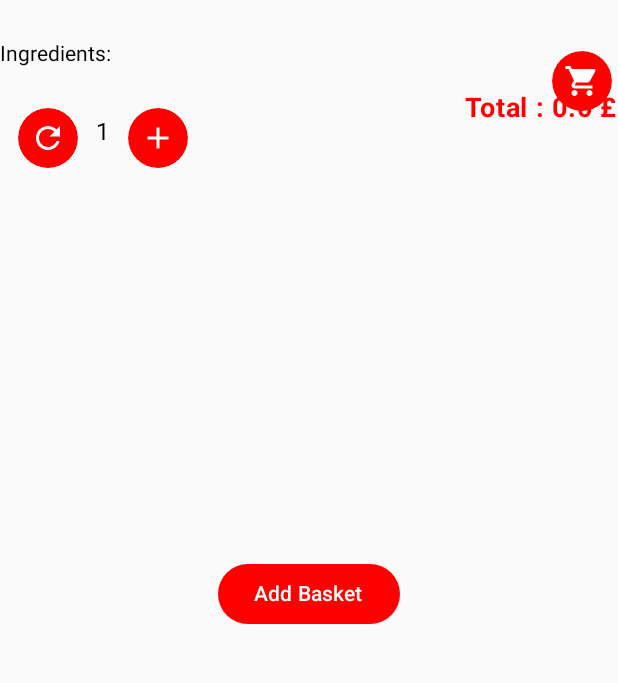
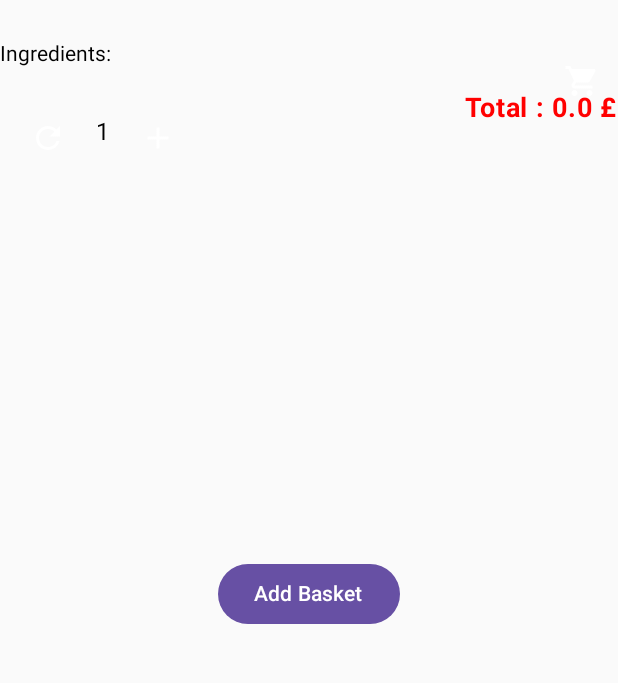
Before and after one commit to sony-level/Android-Restaurant, an Android app built with Jetpack Compose: the DetailActivity screen opened directly, with no data from a screen before it, on a phone screen of 412 x 824 dp, the part 144-827 px from its top. Run offline under Robolectric (Android 15) with nearby library versions, the phone set to English and light mode, and no system bars; network calls fail; pictures from the network do not load.

Commit message:
Fix : error cannot access <init> its is internal [package]

```diff
--- a/app/src/main/java/fr/isen/mbangolevelsonydilane/androiderestaurant/Basket/BasketActivity.kt
+++ b/app/src/main/java/fr/isen/mbangolevelsonydilane/androiderestaurant/Basket/BasketActivity.kt
@@ -98,7 +98,7 @@ class BasketActivity : ComponentActivity(){
                 Text(item.count.toString(),
                     Modifier.align(alignment = Alignment.CenterVertically))
                 Button(
-                    colors = ButtonColors(contentColor = Color.White, containerColor = Color.Red, disabledContainerColor = Color.Gray, disabledContentColor = Color.Gray),
+                    //colors = ButtonColors(contentColor = Color.White, containerColor = Color.Red, disabledContainerColor = Color.Gray, disabledContentColor = Color.Gray),
                     onClick = {
                         // delete item and redraw view
                         Basket.current(context).delete(item, context)
--- a/app/src/main/java/fr/isen/mbangolevelsonydilane/androiderestaurant/CategoryActivity.kt
+++ b/app/src/main/java/fr/isen/mbangolevelsonydilane/androiderestaurant/CategoryActivity.kt
@@ -184,8 +184,7 @@ fun dishRow(dish: Dish) {
             Spacer(modifier = Modifier.weight(1f))
         }
     }
-    // }
-    // }
+
 }
 
 
--- a/app/src/main/java/fr/isen/mbangolevelsonydilane/androiderestaurant/DetailActivity.kt
+++ b/app/src/main/java/fr/isen/mbangolevelsonydilane/androiderestaurant/DetailActivity.kt
@@ -89,7 +89,7 @@ class DetailActivity : ComponentActivity() {
                             val intent = Intent(context, BasketActivity::class.java)
                             context.startActivity(intent)
                         },
-                        colors = IconButtonColors( contentColor = Color.White,containerColor = Color.Red,disabledContainerColor = Color.Gray, disabledContentColor = Color.Gray)
+                       // colors = IconButtonColors( contentColor = Color.White,containerColor = Color.Red,disabledContainerColor = Color.Gray, disabledContentColor = Color.Gray)
                     ) {
                         Icon(
                             imageVector = Icons.Default.ShoppingCart, // Remplacez ici par l'icône du panier
@@ -170,7 +170,7 @@ class DetailActivity : ComponentActivity() {
                                 totalPrice = quantity * unitPrice}
                             },
                             modifier = Modifier.padding(8.dp),
-                            colors = IconButtonColors( contentColor = Color.White,containerColor = Color.Red,disabledContainerColor = Color.Gray, disabledContentColor = Color.Gray)
+                            //colors = IconButtonColors( contentColor = Color.White,containerColor = Color.Red,disabledContainerColor = Color.Gray, disabledContentColor = Color.Gray)
 
                         ) {
                             Icon(
@@ -184,6 +184,7 @@ class DetailActivity : ComponentActivity() {
                             modifier = Modifier.padding(top=16.dp),
                             style = MaterialTheme.typography.bodyLarge
                         )
+
                         // Bouton pour incrémenter la quantité
                         IconButton(
                             onClick = {
@@ -191,7 +192,8 @@ class DetailActivity : ComponentActivity() {
                                 count.value=quantity
                                 totalPrice = quantity * unitPrice},
                             modifier = Modifier.padding(8.dp),
-                            colors = IconButtonColors( contentColor = Color.White,containerColor = Color.Red,disabledContainerColor = Color.Gray, disabledContentColor = Color.Gray)
+
+                            //colors = IconButtonColors( contentColor = Color.White,containerColor = Color.Red,disabledContainerColor = Color.Gray, disabledContentColor = Color.Gray)
 
                         ) {
                             Icon(
@@ -224,7 +226,7 @@ class DetailActivity : ComponentActivity() {
                             }
                             Toast.makeText(context, "added to basket", Toast.LENGTH_SHORT).show()
                         },
-                        colors = ButtonColors(contentColor = Color.White, containerColor = Color.Red, disabledContainerColor = Color.Gray, disabledContentColor = Color.Gray)
+                       // colors = ButtonColors(contentColor = Color.White, containerColor = Color.Red, disabledContainerColor = Color.Gray, disabledContentColor = Color.Gray)
                     ) {
                         Text(text = "Add Basket")
                     }
@@ -237,6 +239,8 @@ class DetailActivity : ComponentActivity() {
         Log.d("lifeCycle", "Detail Activity - OnCreate")
     }
 
+
+
     companion object{
         val DISH_EXTRA_KEY ="DISH_EXTRA_KEY"
         val IMAGE_URI_EXTRA_KEY="IMAGE_URI_EXTRA_KEY"
--- a/app/src/main/java/fr/isen/mbangolevelsonydilane/androiderestaurant/HomeActivity.kt
+++ b/app/src/main/java/fr/isen/mbangolevelsonydilane/androiderestaurant/HomeActivity.kt
@@ -75,9 +75,6 @@ class HomeActivity : ComponentActivity(),AppUi {
         intent.putExtra(CategoryActivity.CATEGORY_EXTRA_KEY,dishType)
         startActivity(intent)
         Toast.makeText(this, "Voici mon toast", Toast.LENGTH_LONG).show()
-
-        // Handle dish type press event
-        // You can implement your logic here
     }
 
 }
```
